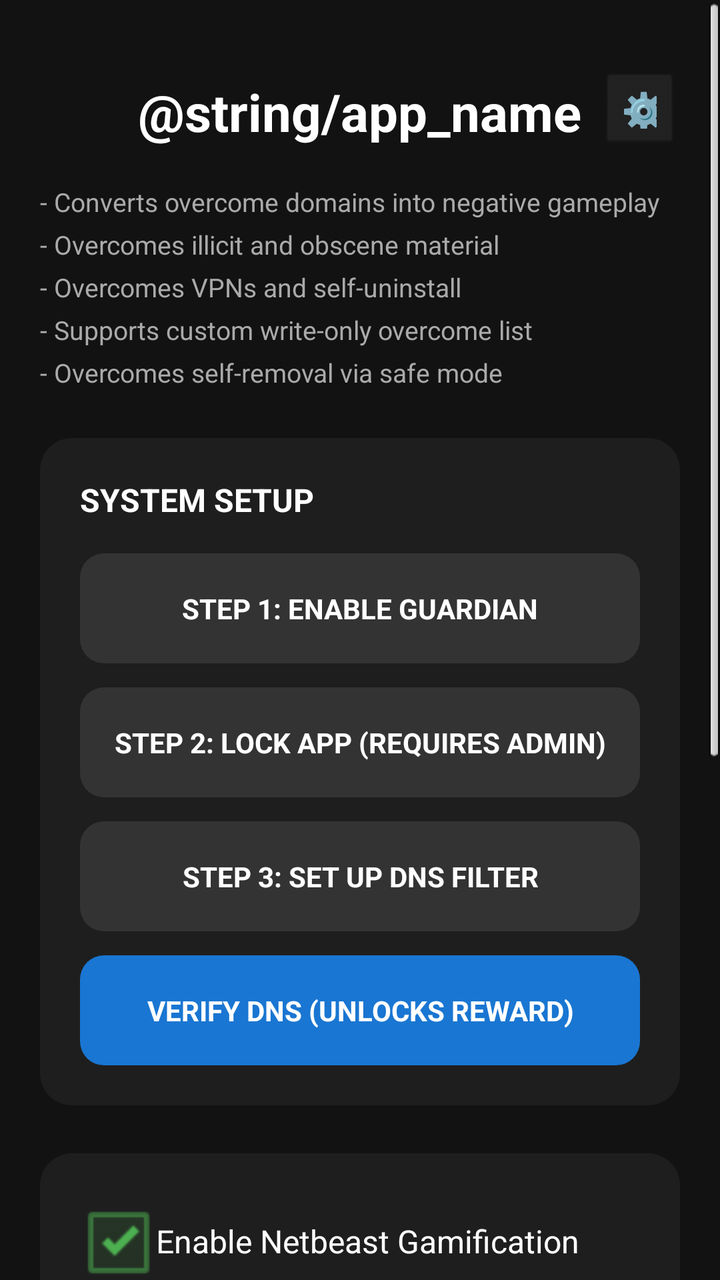
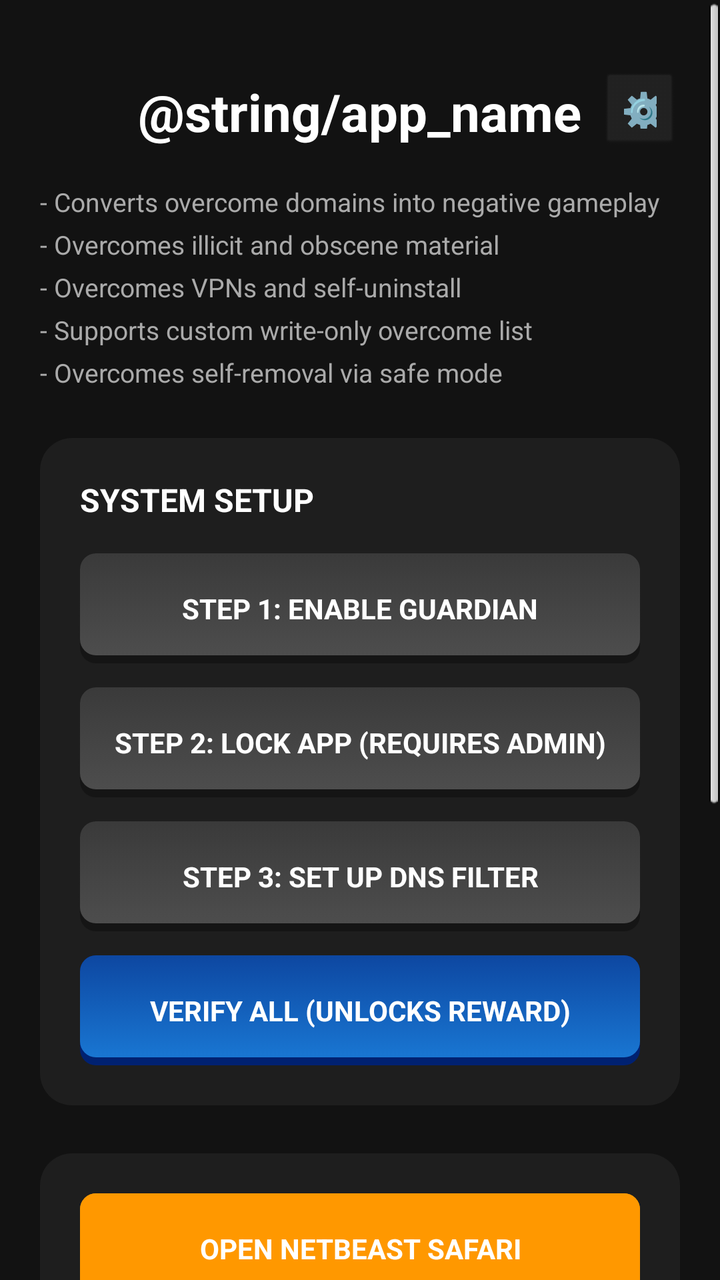

Compare the two renders of this Android layout. The source of the first and the diff that turns it into the second are given below.
<!-- AndroidManifest.xml: application theme android:Theme.NoTitleBar -->
<!-- res/layout/activity_main.xml -->
<?xml version="1.0" encoding="utf-8"?>
<ScrollView xmlns:android="http://schemas.android.com/apk/res/android"
    android:layout_width="match_parent" android:layout_height="match_parent"
    android:background="#121212">
    <LinearLayout android:orientation="vertical" android:padding="20dp" android:gravity="center_horizontal"
        android:layout_width="match_parent" android:layout_height="wrap_content">

        
        <RelativeLayout android:layout_width="match_parent" android:layout_height="wrap_content" android:layout_marginTop="16dp" android:layout_marginBottom="16dp">
            <TextView android:layout_width="wrap_content" android:layout_height="wrap_content" android:text="@string/app_name" android:textColor="#FFFFFF" android:textSize="26sp" android:textStyle="bold" android:layout_centerInParent="true"/>
            <Button android:id="@+id/btnSettings" android:layout_width="40dp" android:layout_height="40dp" android:text="⚙️" android:textSize="18sp" android:backgroundTint="#222" android:textColor="#FFF" android:layout_alignParentEnd="true" android:layout_centerVertical="true"/>
        </RelativeLayout>

        
        <TextView android:layout_width="match_parent" android:layout_height="wrap_content"
            android:text="- Converts overcome domains into negative gameplay\n- Overcomes illicit and obscene material\n- Overcomes VPNs and self-uninstall\n- Supports custom write-only overcome list\n- Overcomes self-removal via safe mode"
            android:textColor="#AAAAAA" android:textSize="13sp" android:layout_marginBottom="24dp" android:lineSpacingExtra="6dp"/>

        
        <include layout="@layout/card_onboarding"/>

        
        <LinearLayout style="@style/AppCard">
            <CheckBox android:id="@+id/cbGamification" android:layout_width="match_parent" android:layout_height="wrap_content" android:text="Enable Netbeast Gamification" android:textColor="#FFFFFF" android:buttonTint="#4CAF50" android:layout_marginBottom="16dp" android:checked="true"/>
            <Button android:id="@+id/btnGame" style="@style/AppButton.Accent" android:backgroundTint="#FF9800" android:text="OPEN NETBEAST SAFARI" android:layout_marginBottom="0dp"/>
        </LinearLayout>

        <include layout="@layout/card_overcome"/>
        <include layout="@layout/card_debug"/>

    </LinearLayout>
</ScrollView>
<!-- res/layout/card_onboarding.xml (included above) -->
<?xml version="1.0" encoding="utf-8"?>
<LinearLayout xmlns:android="http://schemas.android.com/apk/res/android"
    android:id="@+id/llOnboarding" style="@style/AppCard">
    <TextView android:layout_width="wrap_content" android:layout_height="wrap_content" style="@style/TextHeader" android:text="SYSTEM SETUP"/>
    <Button android:id="@+id/btnStep1" style="@style/AppButton.Standard" android:text="STEP 1: ENABLE GUARDIAN"/>
    <Button android:id="@+id/btnStep2" style="@style/AppButton.Standard" android:text="STEP 2: LOCK APP (REQUIRES ADMIN)"/>
    <Button android:id="@+id/btnStep3" style="@style/AppButton.Standard" android:text="STEP 3: SET UP DNS FILTER"/>
    <Button android:id="@+id/btnTestFilter" style="@style/AppButton.Accent" android:text="VERIFY DNS (UNLOCKS REWARD)" android:layout_marginBottom="0dp"/>
    <Button android:id="@+id/btnStep4" style="@style/AppButton.Standard" android:text="STEP 4: FIX BATTERY SETTINGS" android:layout_marginTop="12dp" android:visibility="gone"/>
</LinearLayout>
<!-- res/layout/card_overcome.xml (included above) -->
<?xml version="1.0" encoding="utf-8"?>
<LinearLayout xmlns:android="http://schemas.android.com/apk/res/android"
    android:layout_width="match_parent" android:layout_height="wrap_content" android:orientation="vertical">
    
    
    <LinearLayout android:id="@+id/cardOvercomeWeb" style="@style/AppCard" android:visibility="gone">
        <TextView android:layout_width="match_parent" android:layout_height="wrap_content" style="@style/TextHeader" android:text="OVERCOME WEBSITES (Write Only)" android:textSize="14sp"/>
        <LinearLayout android:layout_width="match_parent" android:layout_height="wrap_content" android:orientation="horizontal">
            <EditText android:id="@+id/etCustomWeb" android:layout_width="0dp" android:layout_weight="1" android:layout_height="50dp" android:background="@drawable/bg_btn_standard" android:textColor="#FFFFFF" android:hint="e.g. youtube.com" android:textColorHint="#777" android:paddingHorizontal="16dp" android:layout_marginEnd="8dp"/>
            <Button android:id="@+id/btnAddWeb" android:layout_width="wrap_content" android:layout_height="50dp" android:text="OVERCOME" android:background="@drawable/bg_btn_warning" android:textColor="#FFF"/>
        </LinearLayout>
    </LinearLayout>

    
    <LinearLayout android:id="@+id/cardOvercomeApp" style="@style/AppCard" android:visibility="gone" android:layout_marginBottom="32dp">
        <TextView android:layout_width="match_parent" android:layout_height="wrap_content" style="@style/TextHeader" android:text="OVERCOME APPS (Write Only)" android:textSize="14sp"/>
        <LinearLayout android:layout_width="match_parent" android:layout_height="wrap_content" android:orientation="horizontal">
            <Spinner android:id="@+id/spinApps" android:layout_width="0dp" android:layout_weight="1" android:layout_height="50dp" android:background="#EEEEEE" android:layout_marginEnd="8dp"/>
            <Button android:id="@+id/btnAddApp" android:layout_width="wrap_content" android:layout_height="50dp" android:text="OVERCOME" android:background="@drawable/bg_btn_warning" android:textColor="#FFF"/>
        </LinearLayout>
    </LinearLayout>
</LinearLayout>
<!-- res/layout/card_debug.xml (included above) -->
<?xml version="1.0" encoding="utf-8"?>
<LinearLayout xmlns:android="http://schemas.android.com/apk/res/android"
    style="@style/AppCard" android:layout_marginBottom="32dp">
    <TextView android:layout_width="match_parent" android:layout_height="wrap_content" style="@style/TextHeader" android:text="--- DEVELOPER DEBUG TOOLS ---" android:textColor="#FF5252" android:textAlignment="center"/>
    <Button android:id="@+id/btnDebugConsole" style="@style/AppButton" android:backgroundTint="#3F51B5" android:text="OPEN MASTER DEBUG CONSOLE"/>
    <Button android:id="@+id/btnDebugReset" style="@style/AppButton" android:backgroundTint="#7B1FA2" android:text="WIPE SAVE FILES"/>
    <Button android:id="@+id/btnDebugUninstall" style="@style/AppButton.Red" android:text="KILL &amp; UNINSTALL APP" android:layout_marginBottom="0dp"/>
</LinearLayout>
<!-- resources referenced by this layout -->
<resources>
  <!-- drawable bg_btn_standard (drawable) -->
  <?xml version="1.0" encoding="utf-8"?>
  <shape xmlns:android="http://schemas.android.com/apk/res/android">
      <solid android:color="#333333" />
      <corners android:radius="12dp" />
  </shape>
  <!-- drawable bg_btn_warning (drawable) -->
  <?xml version="1.0" encoding="utf-8"?>
  <shape xmlns:android="http://schemas.android.com/apk/res/android">
      <solid android:color="#D32F2F" />
      <corners android:radius="12dp" />
  </shape>
  <style name="AppButton">
          <item name="android:layout_width">match_parent</item>
          <item name="android:layout_height">55dp</item>
          <item name="android:textColor">#FFFFFF</item>
          <item name="android:elevation">0dp</item>
          <item name="android:layout_marginBottom">12dp</item>
          <item name="android:textStyle">bold</item>
      </style>
  <style name="AppButton.Accent">
          <item name="android:background">@drawable/bg_btn_accent</item>
      </style>
  <style name="AppButton.Red">
          <item name="android:backgroundTint">#D32F2F</item>
      </style>
  <style name="AppButton.Standard">
          <item name="android:background">@drawable/bg_btn_standard</item>
      </style>
  <style name="AppCard">
          <item name="android:layout_width">match_parent</item>
          <item name="android:layout_height">wrap_content</item>
          <item name="android:orientation">vertical</item>
          <item name="android:background">@drawable/bg_card</item>
          <item name="android:padding">20dp</item>
          <item name="android:layout_marginBottom">24dp</item>
      </style>
  <style name="TextHeader">
          <item name="android:textColor">#FFFFFF</item>
          <item name="android:textSize">16sp</item>
          <item name="android:textStyle">bold</item>
          <item name="android:layout_marginBottom">16dp</item>
      </style>
  <!-- drawable bg_btn_accent (drawable) -->
  <?xml version="1.0" encoding="utf-8"?>
  <shape xmlns:android="http://schemas.android.com/apk/res/android">
      <solid android:color="#1976D2" />
      <corners android:radius="12dp" />
  </shape>
  <!-- drawable bg_card (drawable) -->
  <?xml version="1.0" encoding="utf-8"?>
  <shape xmlns:android="http://schemas.android.com/apk/res/android">
      <solid android:color="#1E1E1E" />
      <corners android:radius="16dp" />
  </shape>
</resources>

<!-- the commit's change to res/layout/activity_main.xml (unified diff, before → after) -->
@@ -21,7 +21,6 @@
 
         
         <LinearLayout style="@style/AppCard">
-            <CheckBox android:id="@+id/cbGamification" android:layout_width="match_parent" android:layout_height="wrap_content" android:text="Enable Netbeast Gamification" android:textColor="#FFFFFF" android:buttonTint="#4CAF50" android:layout_marginBottom="16dp" android:checked="true"/>
             <Button android:id="@+id/btnGame" style="@style/AppButton.Accent" android:backgroundTint="#FF9800" android:text="OPEN NETBEAST SAFARI" android:layout_marginBottom="0dp"/>
         </LinearLayout>
 
@@ -38,8 +37,8 @@
     <Button android:id="@+id/btnStep1" style="@style/AppButton.Standard" android:text="STEP 1: ENABLE GUARDIAN"/>
     <Button android:id="@+id/btnStep2" style="@style/AppButton.Standard" android:text="STEP 2: LOCK APP (REQUIRES ADMIN)"/>
     <Button android:id="@+id/btnStep3" style="@style/AppButton.Standard" android:text="STEP 3: SET UP DNS FILTER"/>
-    <Button android:id="@+id/btnTestFilter" style="@style/AppButton.Accent" android:text="VERIFY DNS (UNLOCKS REWARD)" android:layout_marginBottom="0dp"/>
     <Button android:id="@+id/btnStep4" style="@style/AppButton.Standard" android:text="STEP 4: FIX BATTERY SETTINGS" android:layout_marginTop="12dp" android:visibility="gone"/>
+    <Button android:id="@+id/btnTestFilter" style="@style/AppButton.Accent" android:text="VERIFY ALL (UNLOCKS REWARD)" android:layout_marginBottom="0dp"/>
 </LinearLayout>
 <!-- res/layout/card_overcome.xml (included above) -->
 <?xml version="1.0" encoding="utf-8"?>
@@ -51,7 +50,7 @@
         <TextView android:layout_width="match_parent" android:layout_height="wrap_content" style="@style/TextHeader" android:text="OVERCOME WEBSITES (Write Only)" android:textSize="14sp"/>
         <LinearLayout android:layout_width="match_parent" android:layout_height="wrap_content" android:orientation="horizontal">
             <EditText android:id="@+id/etCustomWeb" android:layout_width="0dp" android:layout_weight="1" android:layout_height="50dp" android:background="@drawable/bg_btn_standard" android:textColor="#FFFFFF" android:hint="e.g. youtube.com" android:textColorHint="#777" android:paddingHorizontal="16dp" android:layout_marginEnd="8dp"/>
-            <Button android:id="@+id/btnAddWeb" android:layout_width="wrap_content" android:layout_height="50dp" android:text="OVERCOME" android:background="@drawable/bg_btn_warning" android:textColor="#FFF"/>
+            <Button android:id="@+id/btnAddWeb" android:layout_width="wrap_content" android:layout_height="50dp" android:text="OVERCOME" android:background="@drawable/bg_btn_standard" android:backgroundTint="#FF9800" android:textColor="#FFF"/>
         </LinearLayout>
     </LinearLayout>
 
@@ -60,7 +59,7 @@
         <TextView android:layout_width="match_parent" android:layout_height="wrap_content" style="@style/TextHeader" android:text="OVERCOME APPS (Write Only)" android:textSize="14sp"/>
         <LinearLayout android:layout_width="match_parent" android:layout_height="wrap_content" android:orientation="horizontal">
             <Spinner android:id="@+id/spinApps" android:layout_width="0dp" android:layout_weight="1" android:layout_height="50dp" android:background="#EEEEEE" android:layout_marginEnd="8dp"/>
-            <Button android:id="@+id/btnAddApp" android:layout_width="wrap_content" android:layout_height="50dp" android:text="OVERCOME" android:background="@drawable/bg_btn_warning" android:textColor="#FFF"/>
+            <Button android:id="@+id/btnAddApp" android:layout_width="wrap_content" android:layout_height="50dp" android:text="OVERCOME" android:background="@drawable/bg_btn_standard" android:backgroundTint="#FF9800" android:textColor="#FFF"/>
         </LinearLayout>
     </LinearLayout>
 </LinearLayout>
<!-- resource entries referenced after the edit -->
@@ -2,16 +2,22 @@
 <resources>
   <!-- drawable bg_btn_standard (drawable) -->
   <?xml version="1.0" encoding="utf-8"?>
-  <shape xmlns:android="http://schemas.android.com/apk/res/android">
-      <solid android:color="#333333" />
-      <corners android:radius="12dp" />
-  </shape>
-  <!-- drawable bg_btn_warning (drawable) -->
-  <?xml version="1.0" encoding="utf-8"?>
-  <shape xmlns:android="http://schemas.android.com/apk/res/android">
-      <solid android:color="#D32F2F" />
-      <corners android:radius="12dp" />
-  </shape>
+  <selector xmlns:android="http://schemas.android.com/apk/res/android">
+      
+      <item android:state_pressed="true">
+          <layer-list>
+              <item><shape><corners android:radius="8dp"/><solid android:color="#151515"/></shape></item>
+              <item android:top="4dp" android:bottom="0dp"><shape><corners android:radius="8dp"/><gradient android:angle="270" android:startColor="#2A2A2A" android:endColor="#3A3A3A"/></shape></item>
+          </layer-list>
+      </item>
+      
+      <item>
+          <layer-list>
+              <item><shape><corners android:radius="8dp"/><solid android:color="#151515"/></shape></item>
+              <item android:top="0dp" android:bottom="4dp"><shape><corners android:radius="8dp"/><gradient android:angle="270" android:startColor="#3A3A3A" android:endColor="#4D4D4D"/></shape></item>
+          </layer-list>
+      </item>
+  </selector>
   <style name="AppButton">
           <item name="android:layout_width">match_parent</item>
           <item name="android:layout_height">55dp</item>
@@ -45,10 +51,20 @@
       </style>
   <!-- drawable bg_btn_accent (drawable) -->
   <?xml version="1.0" encoding="utf-8"?>
-  <shape xmlns:android="http://schemas.android.com/apk/res/android">
-      <solid android:color="#1976D2" />
-      <corners android:radius="12dp" />
-  </shape>
+  <selector xmlns:android="http://schemas.android.com/apk/res/android">
+      <item android:state_pressed="true">
+          <layer-list>
+              <item><shape><corners android:radius="8dp"/><solid android:color="#002171"/></shape></item>
+              <item android:top="4dp" android:bottom="0dp"><shape><corners android:radius="8dp"/><gradient android:angle="270" android:startColor="#093170" android:endColor="#115293"/></shape></item>
+          </layer-list>
+      </item>
+      <item>
+          <layer-list>
+              <item><shape><corners android:radius="8dp"/><solid android:color="#002171"/></shape></item>
+              <item android:top="0dp" android:bottom="4dp"><shape><corners android:radius="8dp"/><gradient android:angle="270" android:startColor="#0D47A1" android:endColor="#1976D2"/></shape></item>
+          </layer-list>
+      </item>
+  </selector>
   <!-- drawable bg_card (drawable) -->
   <?xml version="1.0" encoding="utf-8"?>
   <shape xmlns:android="http://schemas.android.com/apk/res/android">
